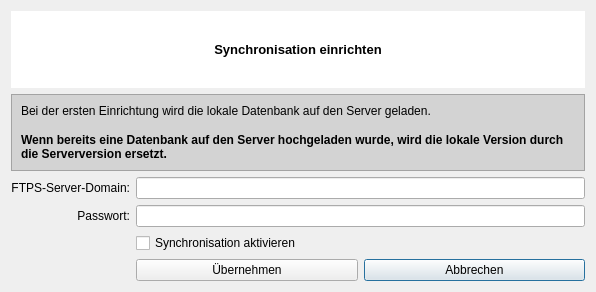
The window that Syncdialog.ui (pyphil/Kursbuch) describes before a commit, drawn with Qt 5.
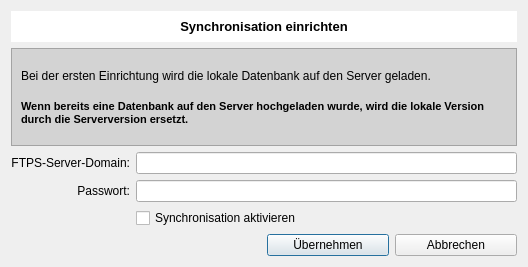
The same window after the commit. Icons and pictures are not drawn.

Commit message: Syncdialog mit Hinweistext final

Diff of the .ui file:
```diff
--- a/Syncdialog.ui
+++ b/Syncdialog.ui
@@ -9,8 +9,8 @@
    <rect>
     <x>0</x>
     <y>0</y>
-    <width>596</width>
-    <height>292</height>
+    <width>528</width>
+    <height>267</height>
    </rect>
   </property>
   <property name="windowTitle">
@@ -20,9 +20,21 @@
    <iconset>
     <normaloff>kursbuch.ico</normaloff>kursbuch.ico</iconset>
   </property>
-  <layout class="QGridLayout" name="gridLayout_3">
+  <layout class="QGridLayout" name="gridLayout_5">
    <item row="0" column="0" colspan="2">
     <widget class="QLabel" name="label">
+     <property name="minimumSize">
+      <size>
+       <width>0</width>
+       <height>31</height>
+      </size>
+     </property>
+     <property name="maximumSize">
+      <size>
+       <width>16777215</width>
+       <height>31</height>
+      </size>
+     </property>
      <property name="font">
       <font>
        <pointsize>10</pointsize>
@@ -55,6 +67,8 @@
      <property name="frameShadow">
       <enum>QFrame::Raised</enum>
      </property>
+     <layout class="QGridLayout" name="gridLayout_4">
+      <item row="0" column="0">
      <layout class="QGridLayout" name="gridLayout_2">
       <item row="0" column="0">
        <widget class="QLabel" name="label_4">
@@ -62,7 +76,7 @@
          <string>Bei der ersten Einrichtung wird die lokale Datenbank auf den Server geladen.</string>
         </property>
         <property name="alignment">
-         <set>Qt::AlignLeading|Qt::AlignLeft|Qt::AlignTop</set>
+           <set>Qt::AlignLeading|Qt::AlignLeft|Qt::AlignVCenter</set>
         </property>
         <property name="wordWrap">
          <bool>true</bool>
@@ -71,8 +85,21 @@
       </item>
       <item row="1" column="0">
        <widget class="QLabel" name="label_5">
+          <property name="sizePolicy">
+           <sizepolicy hsizetype="Preferred" vsizetype="Preferred">
+            <horstretch>0</horstretch>
+            <verstretch>0</verstretch>
+           </sizepolicy>
+          </property>
+          <property name="minimumSize">
+           <size>
+            <width>0</width>
+            <height>30</height>
+           </size>
+          </property>
         <property name="font">
          <font>
+            <pointsize>8</pointsize>
           <weight>75</weight>
           <bold>true</bold>
          </font>
@@ -89,9 +116,31 @@
        </widget>
       </item>
      </layout>
+      </item>
+     </layout>
     </widget>
    </item>
-   <item row="2" column="0">
+   <item row="3" column="1">
+    <layout class="QGridLayout" name="gridLayout">
+     <item row="0" column="0">
+      <widget class="QPushButton" name="pushButtonUebernehmen">
+       <property name="text">
+        <string>Übernehmen</string>
+       </property>
+      </widget>
+     </item>
+     <item row="0" column="1">
+      <widget class="QPushButton" name="pushButtonAbbrechen">
+       <property name="text">
+        <string>Abbrechen</string>
+       </property>
+      </widget>
+     </item>
+    </layout>
+   </item>
+   <item row="2" column="0" colspan="2">
+    <layout class="QGridLayout" name="gridLayout_3">
+     <item row="0" column="0">
     <widget class="QLabel" name="label_2">
      <property name="text">
       <string>FTPS-Server-Domain:</string>
@@ -101,10 +150,10 @@
      </property>
     </widget>
    </item>
-   <item row="2" column="1">
+     <item row="0" column="1">
     <widget class="QLineEdit" name="lineEditFTPS"/>
    </item>
-   <item row="3" column="0">
+     <item row="1" column="0">
     <widget class="QLabel" name="label_3">
      <property name="text">
       <string>Passwort:</string>
@@ -114,36 +163,20 @@
      </property>
     </widget>
    </item>
-   <item row="3" column="1">
+     <item row="1" column="1">
     <widget class="QLineEdit" name="lineEditPW">
      <property name="echoMode">
       <enum>QLineEdit::Password</enum>
      </property>
     </widget>
    </item>
-   <item row="4" column="1">
+     <item row="2" column="1">
     <widget class="QCheckBox" name="checkBoxSync">
      <property name="text">
       <string>Synchronisation aktivieren</string>
      </property>
     </widget>
    </item>
-   <item row="5" column="1">
-    <layout class="QGridLayout" name="gridLayout">
-     <item row="0" column="1">
-      <widget class="QPushButton" name="pushButtonAbbrechen">
-       <property name="text">
-        <string>Abbrechen</string>
-       </property>
-      </widget>
-     </item>
-     <item row="0" column="0">
-      <widget class="QPushButton" name="pushButtonUebernehmen">
-       <property name="text">
-        <string>Übernehmen</string>
-       </property>
-      </widget>
-     </item>
     </layout>
    </item>
   </layout>
```
Left out of the diff: 2 changed lines with no effect on the pictures. Lines whose indentation alone changed are shown as unchanged. The commit also changes 1 other file.
